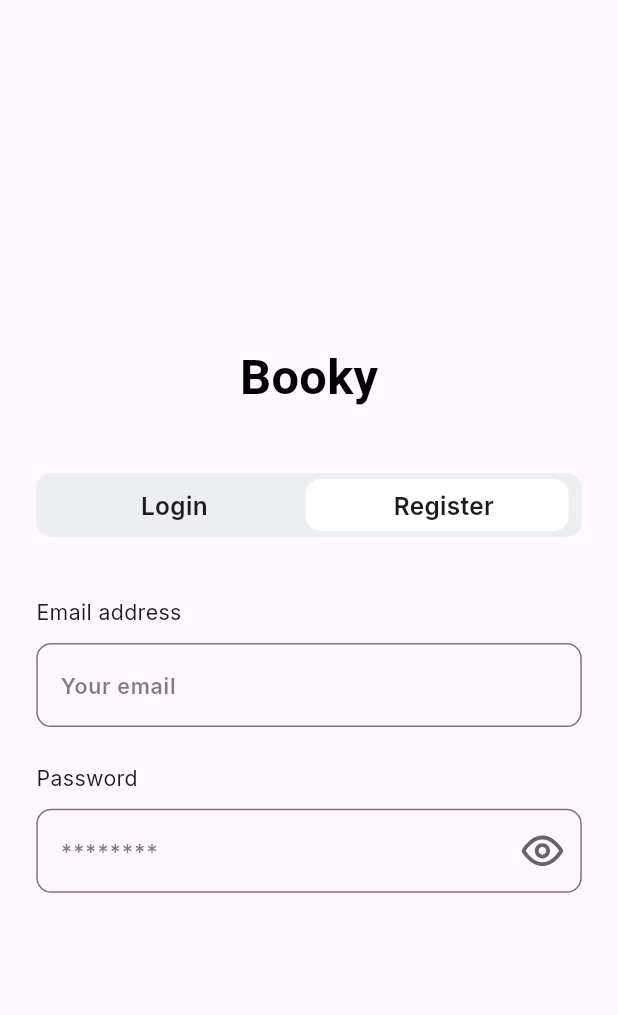
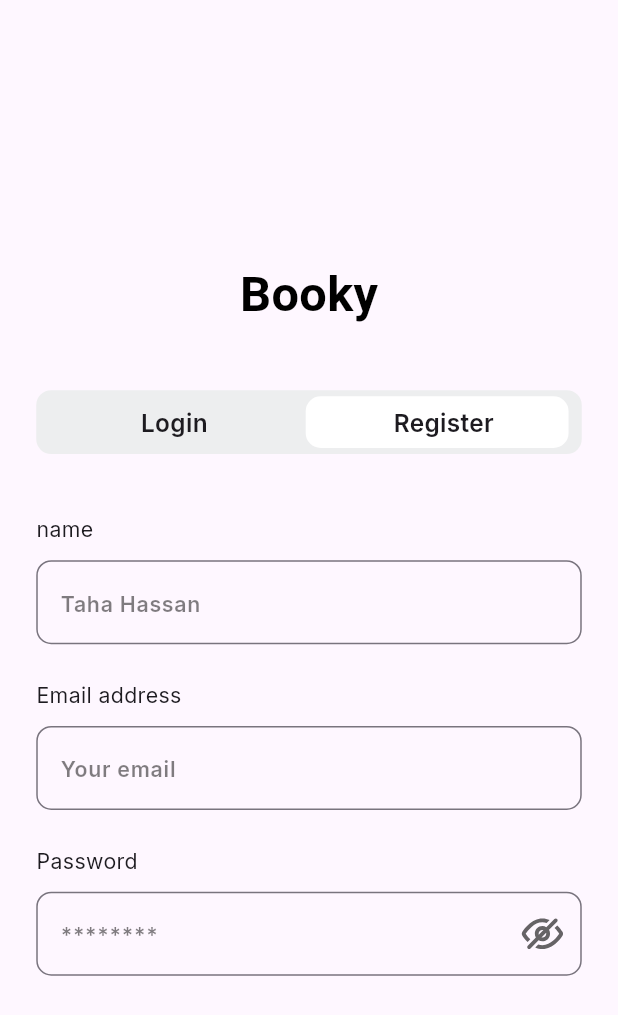
Before and after one commit to taha-128/Booky, a Flutter app: the AuthScreenBody screen opened directly, after a tap on "Register", on a phone screen of 412 x 824 dp. Shown: the top 1015 px of the screen. Run offline on Flutter 3.47's test engine with Material 3 defaults, Android fonts, the phone set to English and light mode, and no system bars; drawn by our look-alikes of zoom_tap_animation; our stand-ins replace dio, firebase_auth, firebase_core, flutter_bloc, flutter_onboarding_slider, flutter_screenutil and 4 more; accounts and stored records are empty; Roboto replaces fonts that are missing (Cairo).

Commit message:
#New localization labels #Finishing Register and Login Form Fields #Enable Switching between Auth types

```diff
--- a/lib/books_app.dart
+++ b/lib/books_app.dart
@@ -23,6 +23,7 @@ class BooksApp extends StatelessWidget {
           GlobalCupertinoLocalizations.delegate,
         ],
         supportedLocales: S.delegate.supportedLocales,
+        locale: const Locale('en'),
         home: const SplashScreen(),
       ),
     );
--- a/lib/features/auth/logic/auth_type_bar_cubit/auth_type_bar_cubit.dart
+++ b/lib/features/auth/logic/auth_type_bar_cubit/auth_type_bar_cubit.dart
@@ -8,6 +8,6 @@ class AuthTypeBarCubit extends Cubit<AuthTypeBarState> {
   AuthType authType = AuthType.login;
   void changeAuthType(AuthType authType) {
     this.authType = authType;
-    emit(AuthTypeBarChanged());
+    emit(AuthTypeBarChanged(type: authType));
   }
 }
--- a/lib/features/auth/logic/auth_type_bar_cubit/auth_type_bar_state.dart
+++ b/lib/features/auth/logic/auth_type_bar_cubit/auth_type_bar_state.dart
@@ -6,4 +6,8 @@ sealed class AuthTypeBarState {}
 
 final class AuthTypeBarInitial extends AuthTypeBarState {}
 
-final class AuthTypeBarChanged extends AuthTypeBarState {}
+final class AuthTypeBarChanged extends AuthTypeBarState {
+  final AuthType type;
+
+  AuthTypeBarChanged({required this.type});
+}
--- a/lib/features/auth/logic/show_password_cubit/show_password_cubit.dart
+++ b/lib/features/auth/logic/show_password_cubit/show_password_cubit.dart
@@ -1,15 +1,13 @@
-import 'package:books_app/core/theme/app_svgs.dart';
 import 'package:flutter_bloc/flutter_bloc.dart';
 
 part 'show_password_state.dart';
 
 class ShowPasswordCubit extends Cubit<ShowPasswordState> {
   ShowPasswordCubit() : super(ShowPasswordInitial());
-  bool isShowed = false;
+  bool unShowed = true;
 
   void handleShowPassword() {
-    isShowed = !isShowed;
-    emit(
-        ShowPasswordIconChanged(icon: isShowed ? AppSvgs.eye : AppSvgs.eyeOff));
+    unShowed = !unShowed;
+    emit(ShowPasswordIconChanged());
   }
 }
--- a/lib/features/auth/logic/show_password_cubit/show_password_state.dart
+++ b/lib/features/auth/logic/show_password_cubit/show_password_state.dart
@@ -5,7 +5,4 @@ sealed class ShowPasswordState {}
 final class ShowPasswordInitial extends ShowPasswordState {}
 
 final class ShowPasswordIconChanged extends ShowPasswordState {
-  final String icon;
-
-  ShowPasswordIconChanged({required this.icon});
 }
--- a/lib/features/auth/ui/widgets/auth_form_widget.dart
+++ b/lib/features/auth/ui/widgets/auth_form_widget.dart
@@ -1,11 +1,10 @@
 import 'package:books_app/features/auth/logic/show_password_cubit/show_password_cubit.dart';
-import 'package:books_app/generated/l10n.dart';
+import 'package:books_app/features/auth/ui/widgets/login_form.dart';
+import 'package:books_app/features/auth/ui/widgets/register_form.dart';
 import 'package:flutter/material.dart';
 import 'package:flutter_bloc/flutter_bloc.dart';
-import 'package:flutter_screenutil/flutter_screenutil.dart';
 
-import '../../logic/auth_cubit/auth_cubit.dart';
-import 'custom_text_field.dart';
+import '../../logic/auth_type_bar_cubit/auth_type_bar_cubit.dart';
 
 class AuthForm extends StatelessWidget {
   const AuthForm({super.key});
@@ -14,25 +13,15 @@ class AuthForm extends StatelessWidget {
   Widget build(BuildContext context) {
     return BlocProvider(
       create: (context) => ShowPasswordCubit(),
-      child: Form(
-        key: context.read<AuthCubit>().formKey,
-        autovalidateMode: context.read<AuthCubit>().autoValidateMode,
-        child: Column(
-          children: [
-            CustomTextField(
-              controller: context.read<AuthCubit>().loginEmailController,
-              labelText: S.of(context).email,
-              hintText: S.of(context).email_hint,
-            ),
-            SizedBox(height: 24.h),
-            CustomTextField(
-              controller: context.read<AuthCubit>().loginPasswordController,
-              labelText: S.of(context).password,
-              hintText: S.of(context).password_hint,
-              isPassword: true,
-            ),
-          ],
-        ),
+      child: BlocBuilder<AuthTypeBarCubit, AuthTypeBarState>(
+        builder: (context, state) {
+          if (state is AuthTypeBarChanged) {
+            if (state.type == AuthType.register) {
+              return const RegisterForm();
+            }
+          }
+          return const LoginForm();
+        },
       ),
     );
   }
--- a/lib/features/auth/ui/widgets/custom_text_field.dart
+++ b/lib/features/auth/ui/widgets/custom_text_field.dart
@@ -34,7 +34,7 @@ class CustomTextField extends StatelessWidget {
           builder: (context, state) {
             return TextFormField(
               obscureText: isPassword
-                  ? context.read<ShowPasswordCubit>().isShowed
+                  ? context.read<ShowPasswordCubit>().unShowed
                   : false,
               validator: validator,
               controller: controller,
@@ -50,7 +50,7 @@ class CustomTextField extends StatelessWidget {
                 ),
                 suffixIcon: isPassword
                     ? ShowPasswordButton(
-                        icon: context.read<ShowPasswordCubit>().isShowed
+                        icon: context.read<ShowPasswordCubit>().unShowed
                             ? AppSvgs.eyeOff
                             : AppSvgs.eye,
                       )
--- /dev/null
+++ b/lib/features/auth/ui/widgets/login_form.dart
@@ -0,0 +1,35 @@
+import 'package:flutter/material.dart';
+import 'package:flutter_bloc/flutter_bloc.dart';
+import 'package:flutter_screenutil/flutter_screenutil.dart';
+
+import '../../../../generated/l10n.dart';
+import '../../logic/auth_cubit/auth_cubit.dart';
+import 'custom_text_field.dart';
+
+class LoginForm extends StatelessWidget {
+  const LoginForm({super.key});
+
+  @override
+  Widget build(BuildContext context) {
+    return Form(
+      key: context.read<AuthCubit>().formKey,
+      autovalidateMode: context.read<AuthCubit>().autoValidateMode,
+      child: Column(
+        children: [
+          CustomTextField(
+            controller: context.read<AuthCubit>().loginEmailController,
+            labelText: S.of(context).email,
+            hintText: S.of(context).email_hint,
+          ),
+          SizedBox(height: 24.h),
+          CustomTextField(
+            controller: context.read<AuthCubit>().loginPasswordController,
+            labelText: S.of(context).password,
+            hintText: S.of(context).password_hint,
+            isPassword: true,
+          ),
+        ],
+      ),
+    );
+  }
+}
--- /dev/null
+++ b/lib/features/auth/ui/widgets/register_form.dart
@@ -0,0 +1,41 @@
+import 'package:flutter/material.dart';
+import 'package:flutter_bloc/flutter_bloc.dart';
+import 'package:flutter_screenutil/flutter_screenutil.dart';
+
+import '../../../../generated/l10n.dart';
+import '../../logic/auth_cubit/auth_cubit.dart';
+import 'custom_text_field.dart';
+
+class RegisterForm extends StatelessWidget {
+  const RegisterForm({super.key});
+
+  @override
+  Widget build(BuildContext context) {
+    return Form(
+      key: context.read<AuthCubit>().formKey,
+      autovalidateMode: context.read<AuthCubit>().autoValidateMode,
+      child: Column(
+        children: [
+          CustomTextField(
+            controller: context.read<AuthCubit>().nameController,
+            labelText: S.of(context).name,
+            hintText: S.of(context).name_hint,
+          ),
+          SizedBox(height: 24.h),
+          CustomTextField(
+            controller: context.read<AuthCubit>().registerEmailController,
+            labelText: S.of(context).email,
+            hintText: S.of(context).email_hint,
+          ),
+          SizedBox(height: 24.h),
+          CustomTextField(
+            controller: context.read<AuthCubit>().registerPasswordController,
+            labelText: S.of(context).password,
+            hintText: S.of(context).password_hint,
+            isPassword: true,
+          ),
+        ],
+      ),
+    );
+  }
+}
--- a/lib/l10n/intl_ar.arb
+++ b/lib/l10n/intl_ar.arb
@@ -13,6 +13,8 @@
 
     "login":"تسجيل الدخول",
     "register":"انشاء حساب",
+    "name":"الاسم",
+    "name_hint":"طه حسن",
     "email":"البريد الالكتروني",
     "email_hint":"بريدك الالكتروني",
     "password":"الرقم السري",
--- a/lib/l10n/intl_en.arb
+++ b/lib/l10n/intl_en.arb
@@ -13,6 +13,8 @@
 
     "login":"Login",
     "register":"Register",
+    "name":"name",
+    "name_hint":"Taha Hassan",
     "email":"Email address",
     "email_hint":"Your email",
     "password":"Password",
```
Also changed, not shown: lib/generated/intl/messages_ar.dart, lib/generated/intl/messages_en.dart, lib/generated/l10n.dart.
